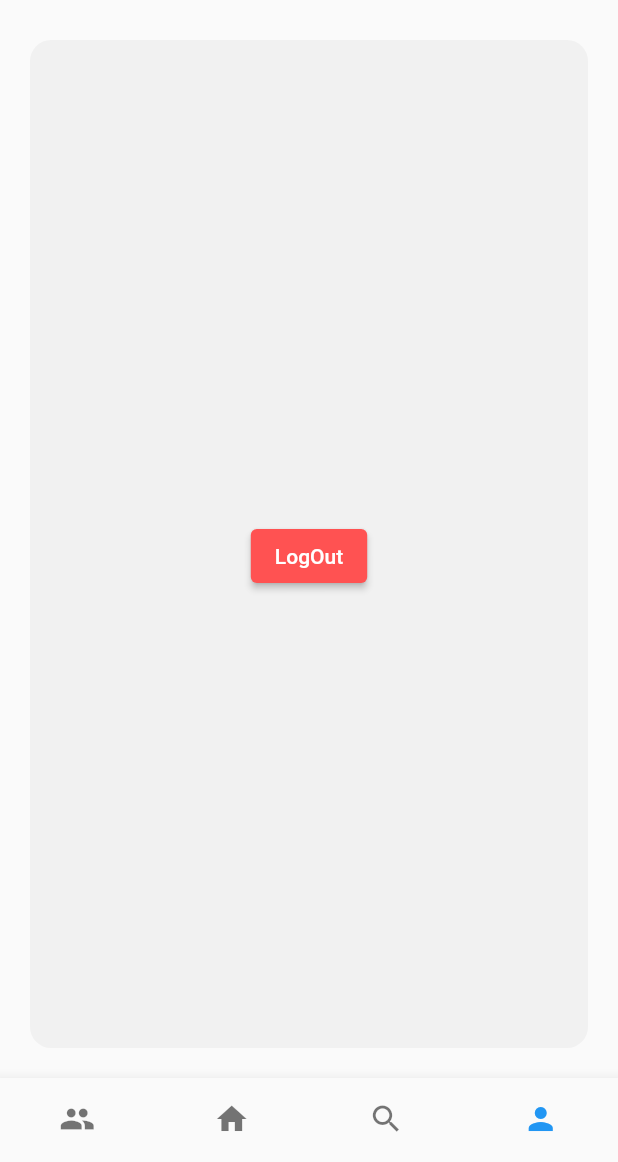
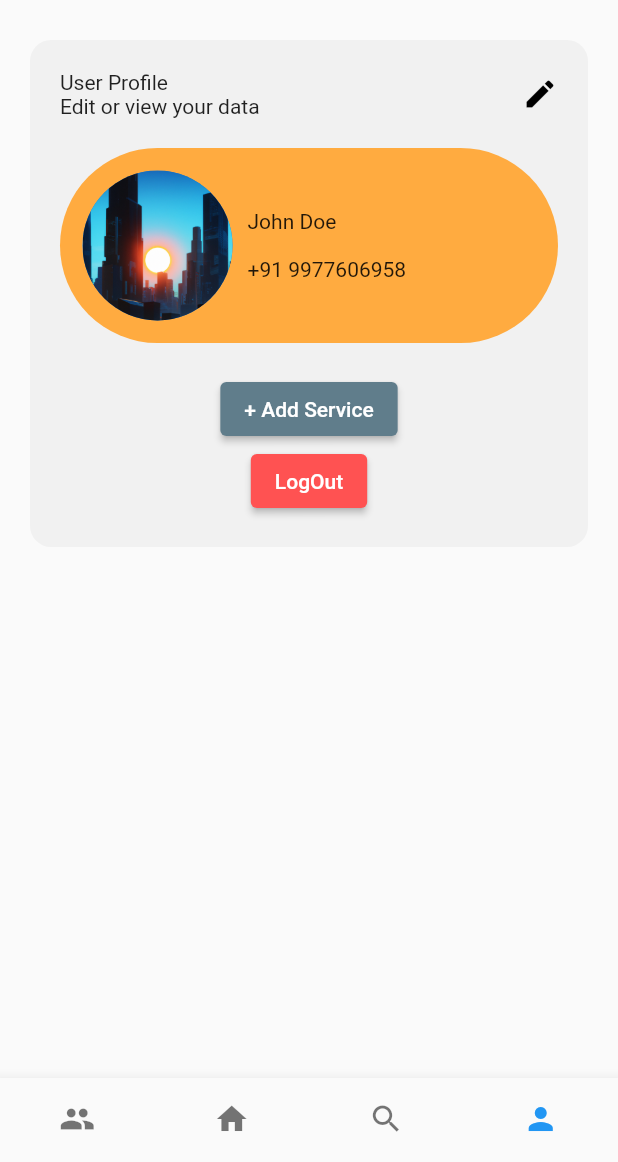
Before and after one commit to atharvapuranik25/at-a-glance, a Flutter app: the HomePage screen opened by its route, item 4 of the bottom bar chosen, on a phone screen of 412 x 824 dp, the part 74-1236 px from its top. Run offline on Flutter 3.47's test engine with Material 2 defaults, Android fonts, the phone set to English and light mode, and no system bars; our stand-ins replace firebase_auth, firebase_core, fluttertoast, font_awesome_flutter, geocoding, geolocator and 1 more; accounts and stored records are empty; network calls fail.

Commit message:
added profile page and user data fields

```diff
--- a/lib/home_page.dart
+++ b/lib/home_page.dart
@@ -120,7 +120,8 @@ class _HomePageState extends State<HomePage> {
             icon: const Icon(
               Icons.chat_rounded,
               color: Colors.black,
-              ))
+            ),
+          )
         ],
       ),
       body: SafeArea(
@@ -311,10 +312,7 @@ class _HomePageState extends State<HomePage> {
                 padding: const EdgeInsets.all(20),
                 child: Column(
                   children: [
-                    Flexible(
-                      flex: 1,
-                      fit: FlexFit.loose,
-                      child: Container(
+                    Container(
                       padding: const EdgeInsets.all(20),
                       decoration: const BoxDecoration(
                         color: Color(0xFFf1f1f1),
@@ -327,7 +325,65 @@ class _HomePageState extends State<HomePage> {
                           mainAxisAlignment: MainAxisAlignment.center,
                           crossAxisAlignment: CrossAxisAlignment.center,
                           children: [
+                            Row(
+                              mainAxisAlignment: MainAxisAlignment.spaceBetween,
+                              children: [
+                                Column(
+                                  crossAxisAlignment: CrossAxisAlignment.start,
+                                  children: const [
+                                    Text("User Profile"),
+                                    Text("Edit or view your data"),
+                                  ],
+                                ),
+                                const Icon(
+                                  Icons.edit,
+                                  color: Colors.black,
+                                ),
+                              ],
+                            ),
+                            const SizedBox(
+                              height: 20,
+                            ),
+                            Container(
+                              padding: const EdgeInsets.all(15),
+                              decoration: const BoxDecoration(
+                                color: Colors.orangeAccent,
+                                borderRadius: BorderRadius.all(
+                                  Radius.circular(100),
+                                ),
+                              ),
+                              child: Row(
+                                children: [
+                                  const CircleAvatar(
+                                    radius: 50,
+                                    backgroundImage:
+                                        AssetImage('images/Starting_page.png'),
+                                  ),
+                                  const SizedBox(
+                                    width: 10,
+                                  ),
+                                  Column(
+                                    crossAxisAlignment:
+                                        CrossAxisAlignment.start,
+                                    children: [
+                                      const Text("John Doe"),
                                       Text(user.email!),
+                                      const Text("+91 9977606958"),
+                                    ],
+                                  ),
+                                ],
+                              ),
+                            ),
+                            const SizedBox(
+                              height: 20,
+                            ),
+                            ElevatedButton(
+                              style: ElevatedButton.styleFrom(
+                                backgroundColor: Colors.blueGrey,
+                              ),
+                              onPressed: () {},
+                              child: const Text("+ Add Service"),
+                            ),
                             ElevatedButton(
                               style: ElevatedButton.styleFrom(
                                 backgroundColor: Colors.redAccent,
@@ -338,7 +394,6 @@ class _HomePageState extends State<HomePage> {
                               child: const Text("LogOut"),
                             ),
                           ],
-                          ),
                         ),
                       ),
                     ),
--- a/lib/login_page.dart
+++ b/lib/login_page.dart
@@ -1,10 +1,8 @@
 import 'package:at_a_glance/google_sign_in.dart';
-import 'package:at_a_glance/main.dart';
 import 'package:firebase_auth/firebase_auth.dart';
 import 'package:flutter/material.dart';
 import 'package:font_awesome_flutter/font_awesome_flutter.dart';
 import 'package:provider/provider.dart';
-import 'home_page.dart';
 
 class LoginPage extends StatefulWidget {
   const LoginPage({super.key});
```
Also changed, not shown: lib/main.dart (+5 -3 lines), lib/user_data.dart (added, +167 -0 lines). Lines whose indentation alone changed are shown as unchanged.
